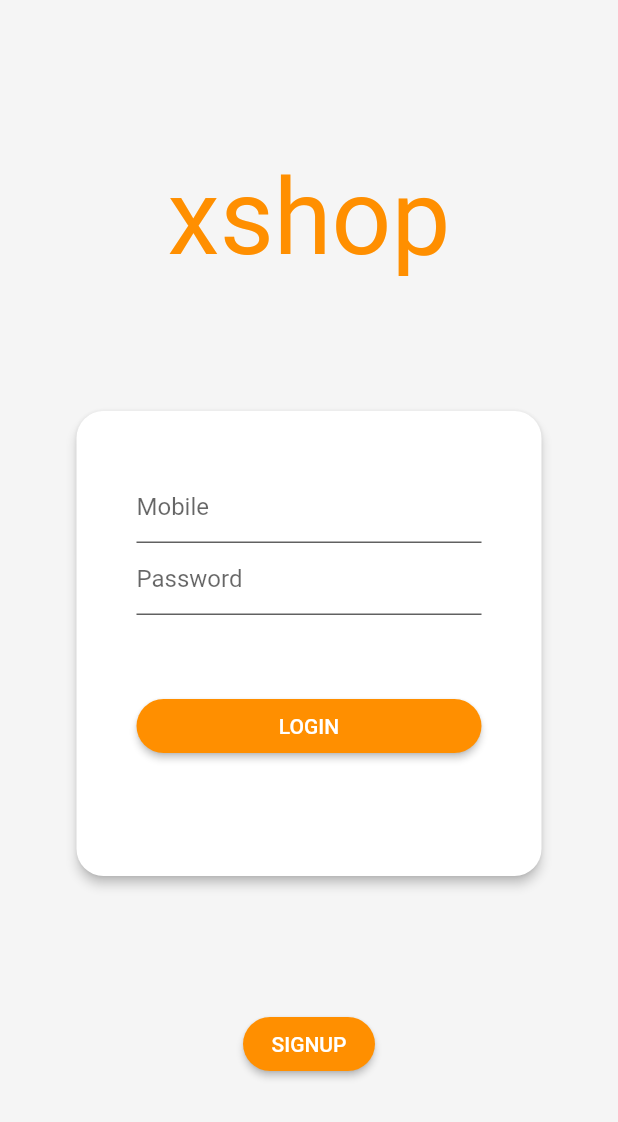
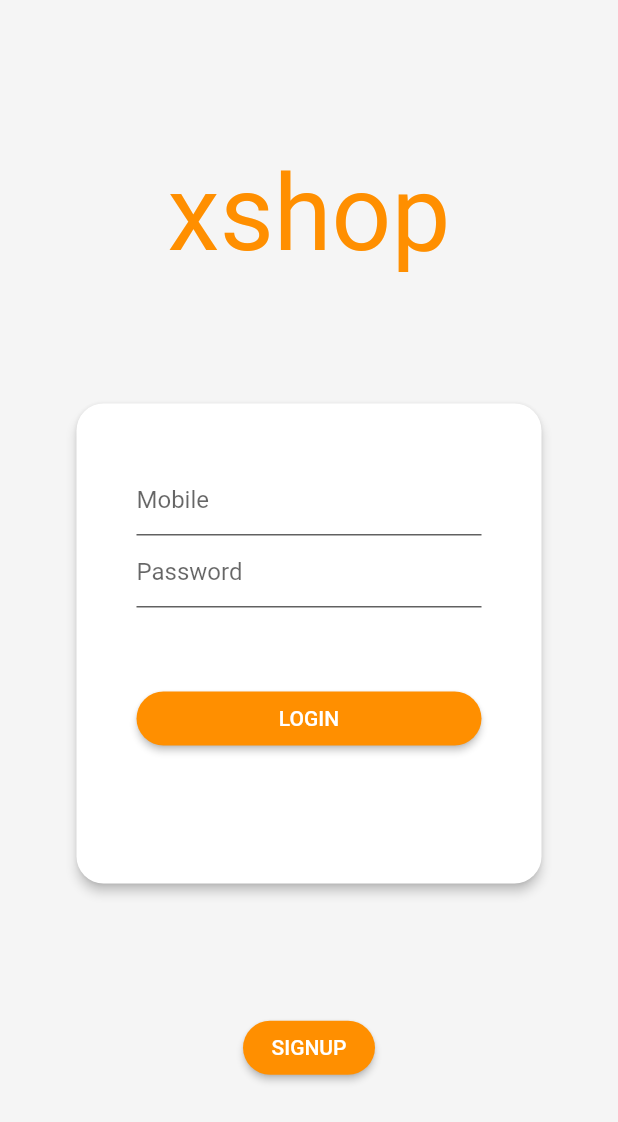
Before and after one commit to egypt-shops/xshop_mobile, a Flutter app: the screen it shows after launch, on a phone screen of 412 x 824 dp. Shown: the top 1122 px of the screen. Run offline on Flutter 3.47's test engine with Material 2 defaults, Android fonts, the phone set to English and light mode, and no system bars; our stand-ins replace backdrop, material_design_icons_flutter, modal_progress_hud, progress_dialog, shared_preferences, transparent_image; missing offline and left inert: qr_code_scanner; generated files the repository leaves out were written again; network calls fail; Roboto replaces fonts that are missing (Raleway).

Commit message:
fix login screen

```diff
--- a/lib/screens/login/components/login_screen.dart
+++ b/lib/screens/login/components/login_screen.dart
@@ -49,7 +49,7 @@ class _LoginScreenState extends State<LoginScreen> {
                             child: Padding(
                                 padding: const EdgeInsets.all(40),
                                 child: SizedBox(
-                                    height: 230,
+                                    height: 240,
                                     width: 230,
                                     child: Form(
                                         key: _formKey,
--- a/lib/screens/login/components/signup.dart
+++ b/lib/screens/login/components/signup.dart
@@ -57,7 +57,7 @@ class _SignUpScreenState extends State<SignUpScreen> {
                             child: Padding(
                                 padding: const EdgeInsets.all(20),
                                 child: SizedBox(
-                                    height: 470,
+                                    height: 550,
                                     child: Column(
                                         crossAxisAlignment:
                                             CrossAxisAlignment.stretch,
--- a/lib/services/cart.dart
+++ b/lib/services/cart.dart
@@ -76,6 +76,7 @@ Future<List<Cart>> postCart(int id, int quantity, String action) async {
   );
   if (response.statusCode == 200) {
     print(jsonDecode(response.body));
+    updateCookie(response);
     final parsed = jsonDecode(response.body).cast<Map<String, dynamic>>();
 
     return parsed.map<Cart>((json) => Cart.fromJson(json)).toList();
```
Also changed, not shown: pubspec.lock.
